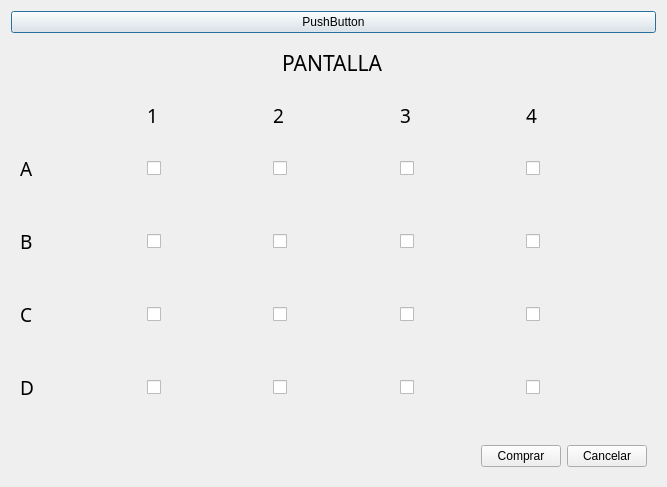
The window that asientos.ui (DaniMena04/P60-Cine_Interfaz-) describes before a commit, drawn with Qt 5.
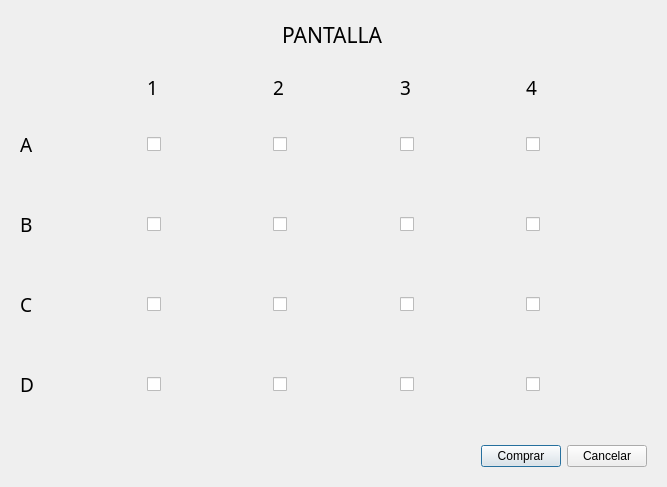
The same window after the commit. Icons and pictures are not drawn.

Patch:
```diff
--- a/asientos.ui
+++ b/asientos.ui
@@ -14,13 +14,6 @@
    <string>Dialog</string>
   </property>
   <layout class="QVBoxLayout" name="verticalLayout">
-   <item>
-    <widget class="QPushButton" name="pushButton">
-     <property name="text">
-      <string>PushButton</string>
-     </property>
-    </widget>
-   </item>
    <item>
     <widget class="QWidget" name="widget_2" native="true">
      <property name="minimumSize">
```
